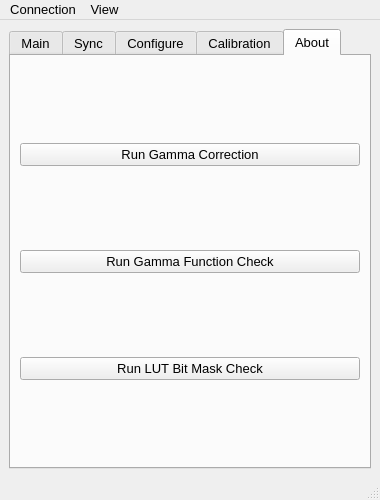
Qt form LedDriverGUI/resources/qt/QtDesigner_GUI.ui (berkeley-oz-vision/SixPrimaryProjector) before a commit.
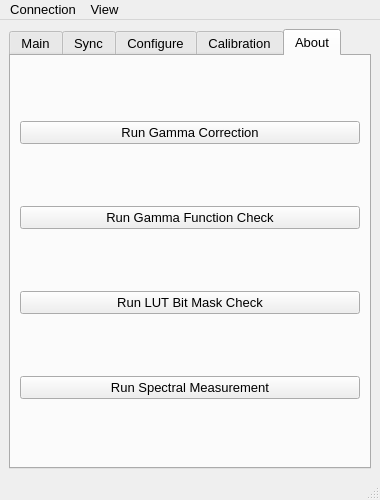
The same form after that commit. The open tabs and pages were chosen to show the change. Custom widgets are drawn as their Qt base class.

What changed in the file:
```diff
--- a/LedDriverGUI/resources/qt/QtDesigner_GUI.ui
+++ b/LedDriverGUI/resources/qt/QtDesigner_GUI.ui
@@ -4894,6 +4894,16 @@
             </property>
             </widget>
         </item>
+        <item row="3" column="0">
+            <widget class="QPushButton" name="spectra_check_button">
+            <property name="toolTip">
+                <string>Run through spectrums and check </string>
+            </property>
+            <property name="text">
+                <string>Run Spectral Measurement</string>
+            </property>
+            </widget>
+        </item>
        </layout>
       </widget>
      </widget>
```
